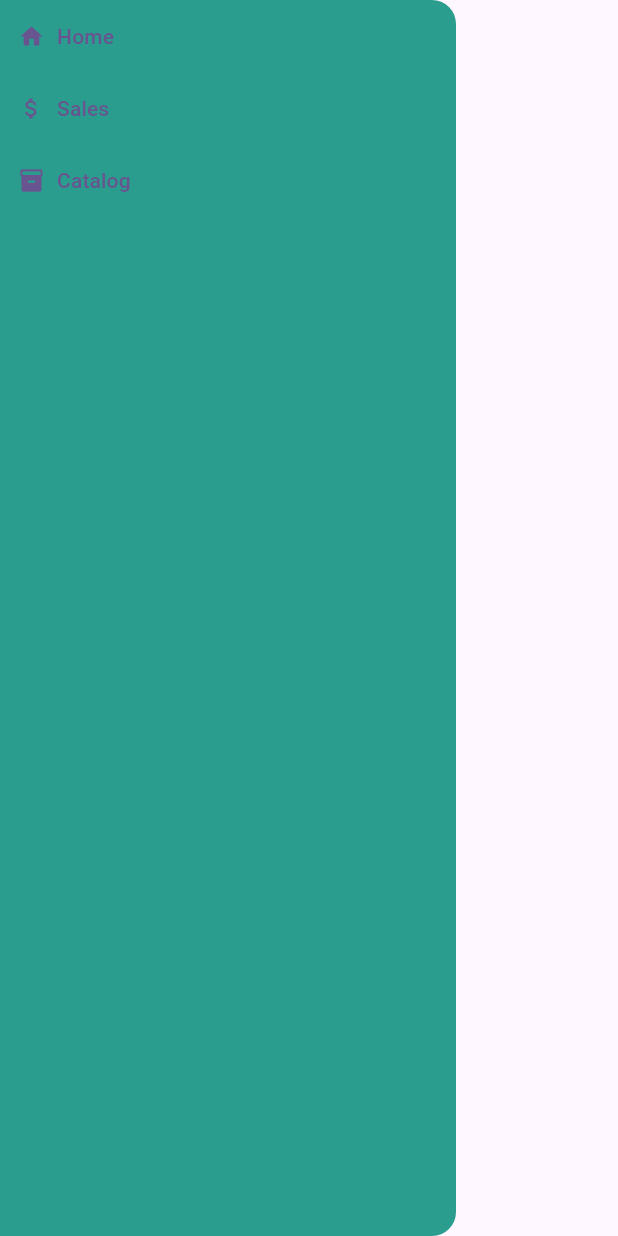
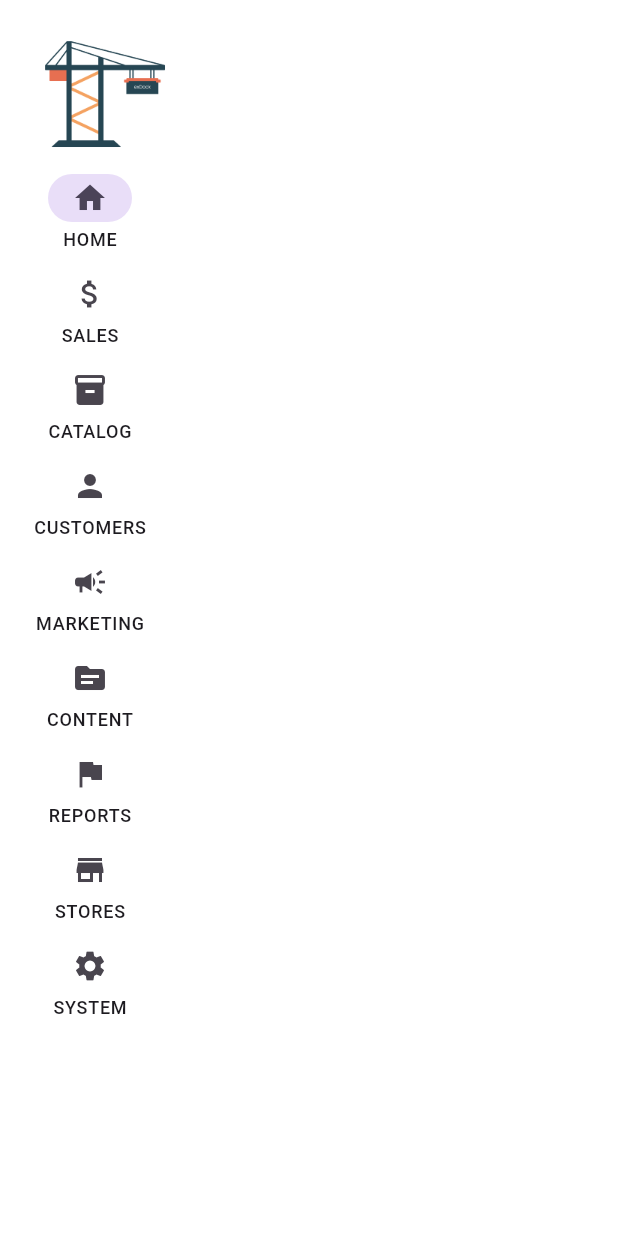
Before and after one commit to exDock/exDock-backend-client, a Flutter app: the SideBar screen opened directly, on a phone screen of 412 x 824 dp. Run offline on Flutter 3.47's test engine with Material 3 defaults, Android fonts, the phone set to English and light mode, and no system bars.

Commit message:
Added the sidebar to the template

```diff
--- a/lib/template.dart
+++ b/lib/template.dart
@@ -1,36 +1,77 @@
 import 'package:flutter/material.dart';
 
 void main() {
-  runApp(MaterialApp(home: SideBar()));
+  runApp(const MaterialApp(home: SideBar()));
 }
 
 class SideBar extends StatelessWidget {
   const SideBar({super.key});
 
+  void redirect(int index) {}
+
   @override
   Widget build(BuildContext context) {
-    return Drawer(
-      backgroundColor: Color(0xFF2A9D8F),
-      child: Column(
-        crossAxisAlignment: CrossAxisAlignment.start,
+    int selectedIndex = 0;
+    NavigationRailLabelType labelType = NavigationRailLabelType.all;
+    return Scaffold(
+      backgroundColor: const Color(0xFFFFFFFF),
+      body: Row(
         children: [
-          TextButton.icon(
-            onPressed: () {},
-            label: Text('Home'),
-            icon: Icon(Icons.home),
-          ),
-          TextButton.icon(
-            onPressed: () {},
-            label: Text('Sales'),
-            icon: Icon(Icons.attach_money),
-          ),
-          TextButton.icon(
-            onPressed: () {},
-            label: Text('Catalog'),
-            icon: Icon(Icons.inventory),
-          )
+          NavigationRail(
+              backgroundColor: const Color(0xFFFFFFFF),
+              selectedIndex: selectedIndex,
+              labelType: labelType,
+              leading: Container(
+                  margin: const EdgeInsets.only(left: 20.0),
+                  child: const Image(
+                    image: AssetImage("assets/ExDockLogo.png"),
+                    height: 100,
+                    width: 100,
+                  )),
+              destinations: const [
+                NavigationRailDestination(
+                  label: Text('HOME'),
+                  icon: Icon(Icons.home),
+                ),
+                NavigationRailDestination(
+                  label: Text('SALES'),
+                  icon: Icon(Icons.attach_money),
+                ),
+                NavigationRailDestination(
+                  label: Text('CATALOG'),
+                  icon: Icon(Icons.inventory),
+                ),
+                NavigationRailDestination(
+                  label: Text('CUSTOMERS'),
+                  icon: Icon(Icons.person),
+                ),
+                NavigationRailDestination(
+                  label: Text('MARKETING'),
+                  icon: Icon(Icons.campaign),
+                ),
+                NavigationRailDestination(
+                  label: Text('CONTENT'),
+                  icon: Icon(Icons.source),
+                ),
+                NavigationRailDestination(
+                  label: Text('REPORTS'),
+                  icon: Icon(Icons.flag),
+                ),
+                NavigationRailDestination(
+                  label: Text('STORES'),
+                  icon: Icon(Icons.store),
+                ),
+                NavigationRailDestination(
+                  label: Text('SYSTEM'),
+                  icon: Icon(Icons.settings),
+                ),
+              ])
         ],
       ),
     );
   }
 }
+
+// children: [
+//
+// ],
--- a/pubspec.yaml
+++ b/pubspec.yaml
@@ -52,6 +52,8 @@ dev_dependencies:
 
 # The following section is specific to Flutter packages.
 flutter:
+  assets:
+    - assets/
 
   # The following line ensures that the Material Icons font is
   # included with your application, so that you can use the icons in
```
Also changed, not shown: assets/ExDockLogo.png (added).
